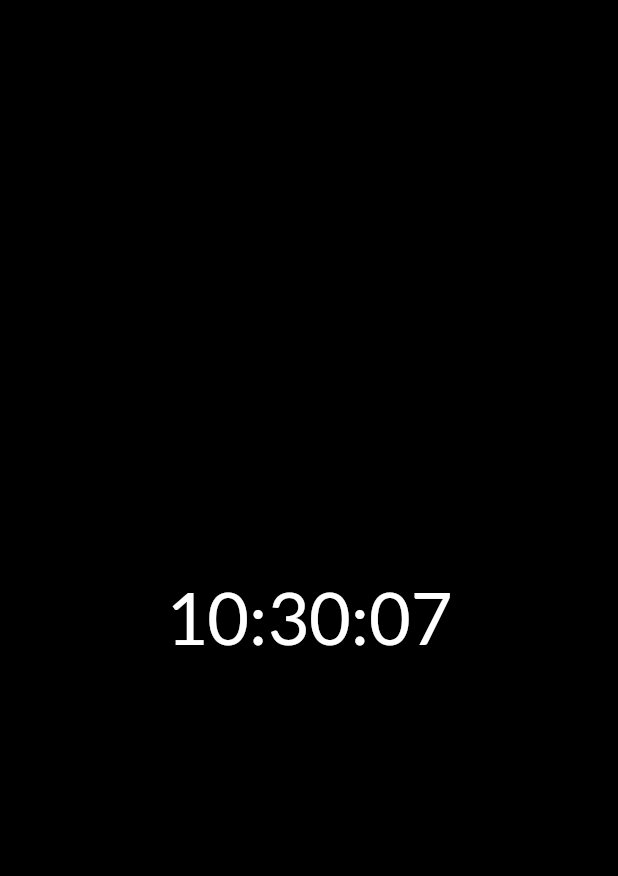
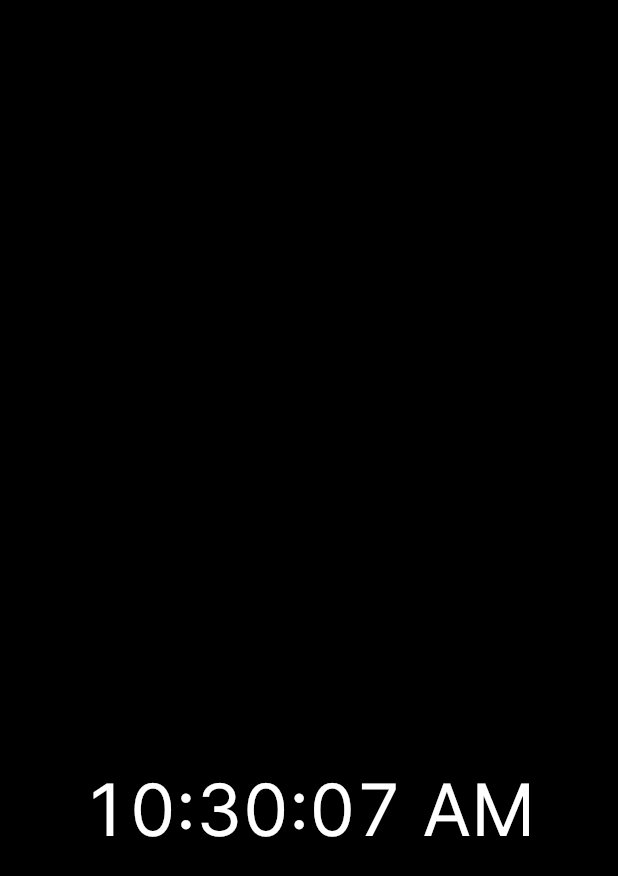
Before and after one commit to bogdanorzea/moment, a Flutter app: the screen it shows after launch, on a phone screen of 412 x 824 dp. Shown: the top 876 px of the screen. Run offline on Flutter 3.47's test engine with Material 2 defaults, Android fonts, the phone set to English and light mode, and no system bars.

Commit message:
feat: Adds Inter font

```diff
--- a/lib/clock_screen.dart
+++ b/lib/clock_screen.dart
@@ -1,5 +1,6 @@
+import 'dart:ui';
+
 import 'package:flutter/material.dart';
-import 'package:google_fonts/google_fonts.dart';
 import 'package:intl/intl.dart';
 
 class ClockScreen extends StatelessWidget {
@@ -11,10 +12,17 @@ class ClockScreen extends StatelessWidget {
       body: StreamBuilder<void>(
         stream: Stream.periodic(const Duration(seconds: 1)),
         builder: (context, _) {
-          return Center(
+          return Align(
+            alignment: const Alignment(0, 1 / 3),
             child: Text(
-              DateFormat('hh:mm:ss').format(DateTime.now()),
-              style: GoogleFonts.lato(fontSize: 48),
+              DateFormat('hh:mm:ss a').format(DateTime.now()),
+              style: const TextStyle(
+                fontFamily: 'Inter',
+                fontSize: 48,
+                fontFeatures: <FontFeature>[
+                  FontFeature.tabularFigures(),
+                ],
+              ),
             ),
           );
         },
--- a/pubspec.yaml
+++ b/pubspec.yaml
@@ -9,7 +9,6 @@ environment:
 dependencies:
   flutter:
     sdk: flutter
-  google_fonts: ^2.3.1
   intl: ^0.17.0
 
 dev_dependencies:
@@ -19,3 +18,7 @@ dev_dependencies:
 
 flutter:
   uses-material-design: true
+  fonts:
+    - family: Inter
+      fonts:
+        - asset: fonts/Inter-Regular.otf
```
Also changed, not shown: fonts/Inter-Regular.otf (added), pubspec.lock, 1 other file.
